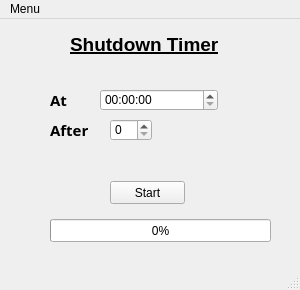
Old version of the form shutdown_timer_gui.ui in the repository mursalatul/shutdown-timer-for-windows.
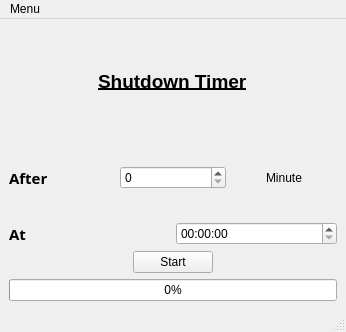
New version of the form.

Commit message: dynamic grid view

Diff of the .ui file:
```diff
--- a/shutdown_timer_gui.ui
+++ b/shutdown_timer_gui.ui
@@ -6,85 +6,29 @@
    <rect>
     <x>0</x>
     <y>0</y>
-    <width>300</width>
-    <height>290</height>
+    <width>346</width>
+    <height>332</height>
    </rect>
   </property>
   <property name="windowTitle">
    <string>MainWindow</string>
   </property>
   <widget class="QWidget" name="centralwidget">
-   <widget class="QProgressBar" name="progressBar">
-    <property name="geometry">
-     <rect>
-      <x>50</x>
-      <y>200</y>
-      <width>221</width>
-      <height>23</height>
-     </rect>
-    </property>
-    <property name="value">
-     <number>0</number>
-    </property>
-   </widget>
-   <widget class="QTimeEdit" name="timeEdit">
-    <property name="geometry">
-     <rect>
-      <x>100</x>
-      <y>70</y>
-      <width>118</width>
-      <height>22</height>
-     </rect>
-    </property>
-   </widget>
-   <widget class="QLabel" name="at">
-    <property name="geometry">
-     <rect>
-      <x>50</x>
-      <y>70</y>
-      <width>21</width>
-      <height>21</height>
-     </rect>
-    </property>
-    <property name="font">
-     <font>
-      <family>Sitka Subheading Semibold</family>
-      <pointsize>11</pointsize>
-      <weight>75</weight>
-      <bold>true</bold>
-     </font>
-    </property>
-    <property name="text">
-     <string>At</string>
-    </property>
-   </widget>
-   <widget class="QPushButton" name="start">
-    <property name="enabled">
-     <bool>true</bool>
-    </property>
-    <property name="geometry">
-     <rect>
-      <x>110</x>
-      <y>162</y>
-      <width>75</width>
-      <height>23</height>
-     </rect>
-    </property>
-    <property name="text">
-     <string>Start</string>
-    </property>
-   </widget>
+   <property name="minimumSize">
+    <size>
+     <width>346</width>
+     <height>276</height>
+    </size>
+   </property>
+   <layout class="QGridLayout" name="gridLayout">
+    <item row="0" column="0" alignment="Qt::AlignHCenter">
    <widget class="QLabel" name="heading">
-    <property name="geometry">
-     <rect>
-      <x>70</x>
-      <y>10</y>
-      <width>161</width>
-      <height>31</height>
-     </rect>
+      <property name="enabled">
+       <bool>true</bool>
     </property>
     <property name="font">
      <font>
+        <family>Microsoft JhengHei UI</family>
       <pointsize>14</pointsize>
       <weight>75</weight>
       <bold>true</bold>
@@ -95,15 +39,13 @@
      <string>Shutdown Timer</string>
     </property>
    </widget>
+    </item>
+    <item row="1" column="0">
+     <layout class="QVBoxLayout" name="verticalLayout">
+      <item>
+       <layout class="QHBoxLayout" name="horizontalLayout_2">
+        <item>
    <widget class="QLabel" name="after">
-    <property name="geometry">
-     <rect>
-      <x>50</x>
-      <y>100</y>
-      <width>41</width>
-      <height>21</height>
-     </rect>
-    </property>
     <property name="font">
      <font>
       <family>Sitka Subheading Semibold</family>
@@ -116,23 +58,68 @@
      <string>After</string>
     </property>
    </widget>
-   <widget class="QSpinBox" name="spinBox">
-    <property name="geometry">
-     <rect>
-      <x>110</x>
-      <y>100</y>
-      <width>42</width>
-      <height>22</height>
-     </rect>
-    </property>
-   </widget>
+        </item>
+        <item>
+         <widget class="QSpinBox" name="spinBox"/>
+        </item>
+        <item alignment="Qt::AlignHCenter">
+         <widget class="QLabel" name="label">
+          <property name="text">
+           <string>Minute</string>
+          </property>
+         </widget>
+        </item>
+       </layout>
+      </item>
+      <item>
+       <layout class="QHBoxLayout" name="horizontalLayout">
+        <item>
+         <widget class="QLabel" name="at">
+          <property name="font">
+           <font>
+            <family>Sitka Subheading Semibold</family>
+            <pointsize>11</pointsize>
+            <weight>75</weight>
+            <bold>true</bold>
+           </font>
+          </property>
+          <property name="text">
+           <string>At</string>
+          </property>
+         </widget>
+        </item>
+        <item>
+         <widget class="QTimeEdit" name="timeEdit"/>
+        </item>
+       </layout>
+      </item>
+     </layout>
+    </item>
+    <item row="2" column="0" alignment="Qt::AlignHCenter">
+     <widget class="QPushButton" name="start">
+      <property name="enabled">
+       <bool>true</bool>
+      </property>
+      <property name="text">
+       <string>Start</string>
+      </property>
+     </widget>
+    </item>
+    <item row="3" column="0">
+     <widget class="QProgressBar" name="progressBar">
+      <property name="value">
+       <number>0</number>
+      </property>
+     </widget>
+    </item>
+   </layout>
   </widget>
   <widget class="QMenuBar" name="menubar">
    <property name="geometry">
     <rect>
      <x>0</x>
      <y>0</y>
-     <width>300</width>
+     <width>346</width>
      <height>22</height>
     </rect>
    </property>
```
Lines whose indentation alone changed are shown as unchanged.
